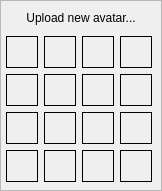
silvansky/Contacts, file src/plugins/statuschanger/selectavatarwidget.ui: the form before one commit.
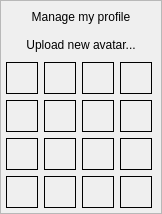
The form after the commit.

```diff
--- a/src/plugins/statuschanger/selectavatarwidget.ui
+++ b/src/plugins/statuschanger/selectavatarwidget.ui
@@ -38,6 +38,19 @@
       <property name="margin">
        <number>5</number>
       </property>
+      <item>
+       <widget class="QPushButton" name="profileButton">
+        <property name="focusPolicy">
+         <enum>Qt::NoFocus</enum>
+        </property>
+        <property name="text">
+         <string>Manage my profile</string>
+        </property>
+        <property name="flat">
+         <bool>true</bool>
+        </property>
+       </widget>
+      </item>
       <item>
        <widget class="QPushButton" name="uploadButton">
         <property name="focusPolicy">
```
